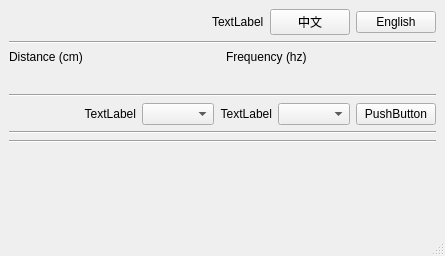
Qt form tf03_setup/main_window.ui (codincodee/tf03_sdk) before a commit.
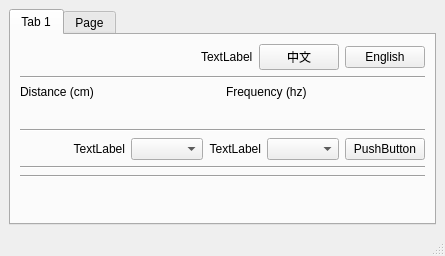
The same form after that commit. The open tabs and pages were chosen to show the change.

Commit message: Towards a verbose client

```diff
--- a/tf03_setup/main_window.ui
+++ b/tf03_setup/main_window.ui
@@ -18,43 +18,16 @@
   </property>
   <widget class="QWidget" name="centralwidget">
    <layout class="QGridLayout" name="gridLayout">
-    <item row="7" column="0">
-     <widget class="Line" name="line_4">
-      <property name="orientation">
-       <enum>Qt::Horizontal</enum>
+    <item row="0" column="0">
+     <widget class="QTabWidget" name="tabWidget">
+      <property name="currentIndex">
+       <number>1</number>
       </property>
-     </widget>
-    </item>
-    <item row="3" column="0">
-     <widget class="Line" name="line_3">
-      <property name="orientation">
-       <enum>Qt::Horizontal</enum>
-      </property>
-     </widget>
-    </item>
-    <item row="5" column="0">
-     <widget class="Line" name="line">
-      <property name="orientation">
-       <enum>Qt::Horizontal</enum>
-      </property>
-     </widget>
-    </item>
-    <item row="9" column="0">
-     <spacer name="verticalSpacer">
-      <property name="orientation">
-       <enum>Qt::Vertical</enum>
-      </property>
-      <property name="sizeHint" stdset="0">
-       <size>
-        <width>20</width>
-        <height>40</height>
-       </size>
-      </property>
-     </spacer>
-    </item>
-    <item row="6" column="0">
-     <layout class="QGridLayout" name="CommandEchoGridLayout"/>
-    </item>
+      <widget class="QWidget" name="tab">
+       <attribute name="title">
+        <string>Tab 1</string>
+       </attribute>
+       <layout class="QGridLayout" name="gridLayout_5">
     <item row="0" column="0">
      <layout class="QGridLayout" name="gridLayout_4">
       <item row="0" column="2">
@@ -158,6 +131,13 @@
       </item>
      </layout>
     </item>
+        <item row="3" column="0">
+         <widget class="Line" name="line_3">
+          <property name="orientation">
+           <enum>Qt::Horizontal</enum>
+          </property>
+         </widget>
+        </item>
     <item row="4" column="0">
      <layout class="QGridLayout" name="gridLayout_2">
       <item row="0" column="4">
@@ -208,8 +188,47 @@
       </item>
      </layout>
     </item>
+        <item row="5" column="0">
+         <widget class="Line" name="line">
+          <property name="orientation">
+           <enum>Qt::Horizontal</enum>
+          </property>
+         </widget>
+        </item>
+        <item row="6" column="0">
+         <layout class="QGridLayout" name="CommandEchoGridLayout"/>
+        </item>
+        <item row="7" column="0">
+         <widget class="Line" name="line_4">
+          <property name="orientation">
+           <enum>Qt::Horizontal</enum>
+          </property>
+         </widget>
+        </item>
     <item row="8" column="0">
      <layout class="QGridLayout" name="FirmwareGridLayout"/>
+        </item>
+        <item row="9" column="0">
+         <spacer name="verticalSpacer">
+          <property name="orientation">
+           <enum>Qt::Vertical</enum>
+          </property>
+          <property name="sizeHint" stdset="0">
+           <size>
+            <width>20</width>
+            <height>40</height>
+           </size>
+          </property>
+         </spacer>
+        </item>
+       </layout>
+      </widget>
+      <widget class="QWidget" name="tab_2">
+       <attribute name="title">
+        <string>Page</string>
+       </attribute>
+      </widget>
+     </widget>
     </item>
    </layout>
   </widget>
```
Lines whose indentation alone changed are shown as unchanged. The commit also changes 2 other files.
